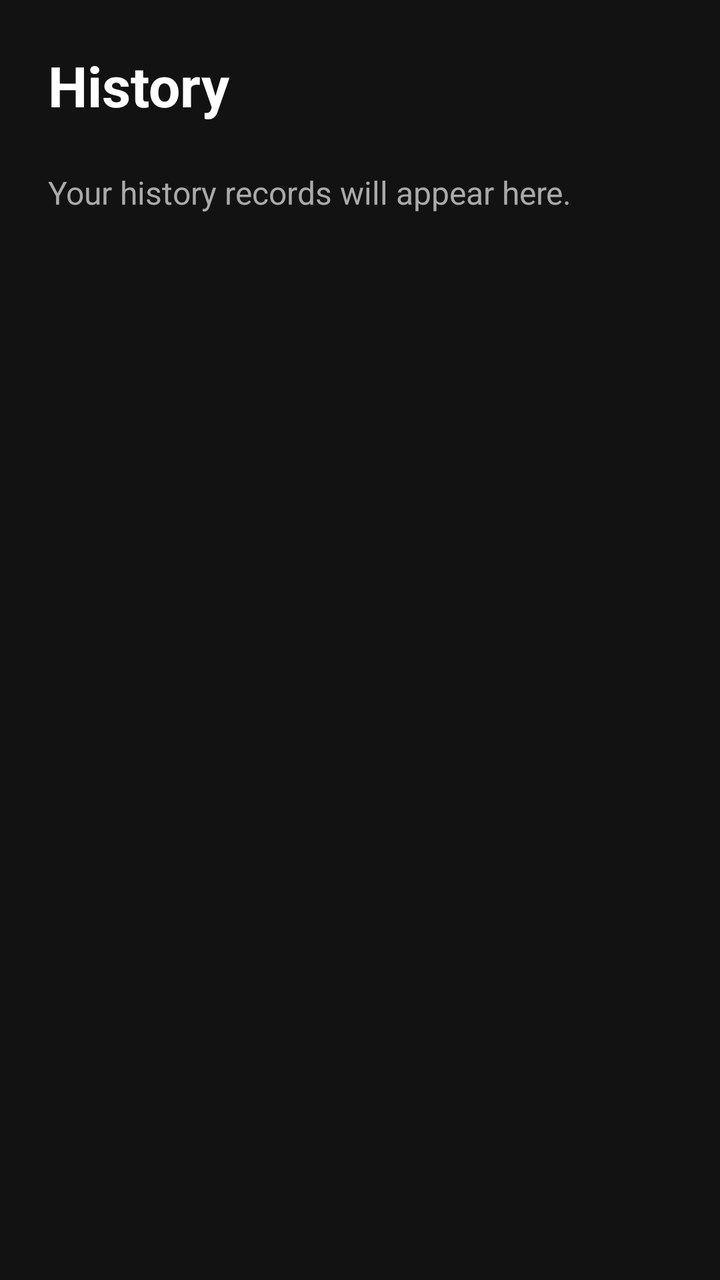
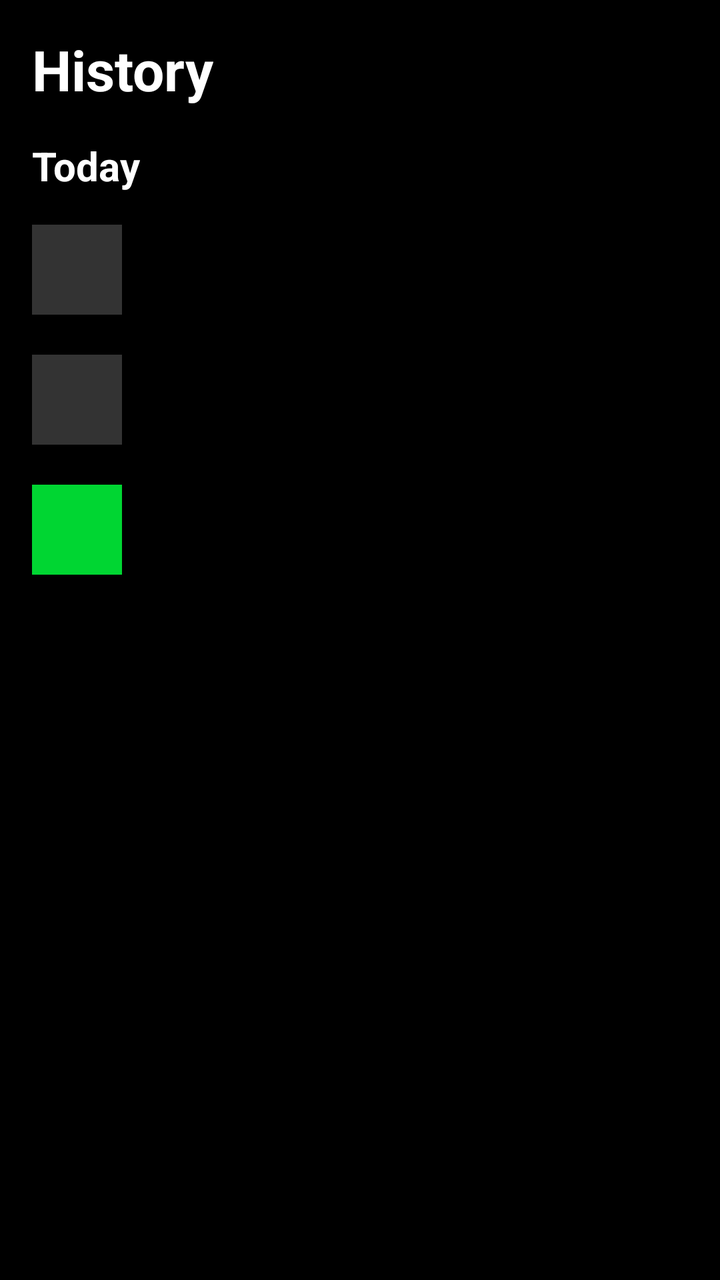

Screens rendered from an Android XML layout before and after an edit, with the pre-edit source and the edit as a unified diff.
<!-- AndroidManifest.xml: application theme Theme.SRT60 -->
<!-- res/layout/activity_history.xml -->
<?xml version="1.0" encoding="utf-8"?>
<LinearLayout xmlns:android="http://schemas.android.com/apk/res/android"
    android:layout_width="match_parent"
    android:layout_height="match_parent"
    android:orientation="vertical"
    android:padding="24dp"
    android:background="#121212">

    <TextView
        android:layout_width="wrap_content"
        android:layout_height="wrap_content"
        android:text="History"
        android:textSize="28sp"
        android:textStyle="bold"
        android:textColor="#FFFFFF"
        android:layout_marginBottom="24dp"/>

    <TextView
        android:layout_width="match_parent"
        android:layout_height="wrap_content"
        android:text="Your history records will appear here."
        android:textSize="16sp"
        android:textColor="#AAAAAA"/>

</LinearLayout>
<!-- resources referenced by this layout -->
<resources>
  <style name="Theme.SRT60" parent="Theme.AppCompat.Light.NoActionBar">
      </style>
</resources>

<!-- the commit's change to res/layout/activity_history.xml (unified diff, before → after) -->
@@ -3,9 +3,10 @@
     android:layout_width="match_parent"
     android:layout_height="match_parent"
     android:orientation="vertical"
-    android:padding="24dp"
-    android:background="#121212">
+    android:background="#000000"
+    android:padding="16dp">
 
+    
     <TextView
         android:layout_width="wrap_content"
         android:layout_height="wrap_content"
@@ -13,13 +14,108 @@
         android:textSize="28sp"
         android:textStyle="bold"
         android:textColor="#FFFFFF"
-        android:layout_marginBottom="24dp"/>
+        android:layout_marginBottom="16dp"/>
 
-    <TextView
+    
+    <ScrollView
         android:layout_width="match_parent"
-        android:layout_height="wrap_content"
-        android:text="Your history records will appear here."
-        android:textSize="16sp"
-        android:textColor="#AAAAAA"/>
+        android:layout_height="0dp"
+        android:layout_weight="1">
+
+        <LinearLayout
+            android:layout_width="match_parent"
+            android:layout_height="wrap_content"
+            android:orientation="vertical">
+
+            
+            <TextView
+                android:layout_width="wrap_content"
+                android:layout_height="wrap_content"
+                android:text="Today"
+                android:textSize="20sp"
+                android:textStyle="bold"
+                android:textColor="#FFFFFF"
+                android:layout_marginBottom="16dp"/>
+
+            
+            <LinearLayout
+                android:layout_width="match_parent"
+                android:layout_height="wrap_content"
+                android:orientation="horizontal"
+                android:gravity="center_vertical"
+                android:layout_marginBottom="20dp">
+                <LinearLayout
+                    android:layout_width="45dp"
+                    android:layout_height="45dp"
+                    android:background="#333333"
+                    android:gravity="center">
+                    <TextView android:text="A" android:textColor="#FFFFFF" android:textSize="18sp" android:textStyle="bold"/>
+                </LinearLayout>
+                <LinearLayout
+                    android:layout_width="0dp"
+                    android:layout_height="wrap_content"
+                    android:layout_weight="1"
+                    android:orientation="vertical"
+                    android:layout_marginStart="16dp">
+                    <TextView android:text="Alexus Sims" android:textColor="#FFFFFF" android:textSize="16sp" android:textStyle="bold"/>
+                    <TextView android:text="cam\n6:08 PM" android:textColor="#AAAAAA" android:textSize="14sp"/>
+                </LinearLayout>
+                <TextView android:text="\$15" android:textColor="#FFFFFF" android:textSize="16sp" android:textStyle="bold"/>
+            </LinearLayout>
+
+            
+            <LinearLayout
+                android:layout_width="match_parent"
+                android:layout_height="wrap_content"
+                android:orientation="horizontal"
+                android:gravity="center_vertical"
+                android:layout_marginBottom="20dp">
+                <LinearLayout
+                    android:layout_width="45dp"
+                    android:layout_height="45dp"
+                    android:background="#333333"
+                    android:gravity="center">
+                    <TextView android:text="D" android:textColor="#FFFFFF" android:textSize="18sp" android:textStyle="bold"/>
+                </LinearLayout>
+                <LinearLayout
+                    android:layout_width="0dp"
+                    android:layout_height="wrap_content"
+                    android:layout_weight="1"
+                    android:orientation="vertical"
+                    android:layout_marginStart="16dp">
+                    <TextView android:text="Dalyia Jackson" android:textColor="#FFFFFF" android:textSize="16sp" android:textStyle="bold"/>
+                    <TextView android:text="savage\n5:23 PM" android:textColor="#AAAAAA" android:textSize="14sp"/>
+                </LinearLayout>
+                <TextView android:text="\$20" android:textColor="#FFFFFF" android:textSize="16sp" android:textStyle="bold"/>
+            </LinearLayout>
+
+            
+            <LinearLayout
+                android:layout_width="match_parent"
+                android:layout_height="wrap_content"
+                android:orientation="horizontal"
+                android:gravity="center_vertical"
+                android:layout_marginBottom="20dp">
+                <LinearLayout
+                    android:layout_width="45dp"
+                    android:layout_height="45dp"
+                    android:background="#00D632"
+                    android:gravity="center">
+                    <TextView android:text="\$" android:textColor="#000000" android:textSize="20sp" android:textStyle="bold"/>
+                </LinearLayout>
+                <LinearLayout
+                    android:layout_width="0dp"
+                    android:layout_height="wrap_content"
+                    android:layout_weight="1"
+                    android:orientation="vertical"
+                    android:layout_marginStart="16dp">
+                    <TextView android:text="Add money" android:textColor="#FFFFFF" android:textSize="16sp" android:textStyle="bold"/>
+                    <TextView android:text="Wells Fargo Bank with Apple Pay\n12:09 PM" android:textColor="#AAAAAA" android:textSize="14sp"/>
+                </LinearLayout>
+                <TextView android:text="+ \$60" android:textColor="#00D632" android:textSize="16sp" android:textStyle="bold"/>
+            </LinearLayout>
+
+        </LinearLayout>
+    </ScrollView>
 
 </LinearLayout>
